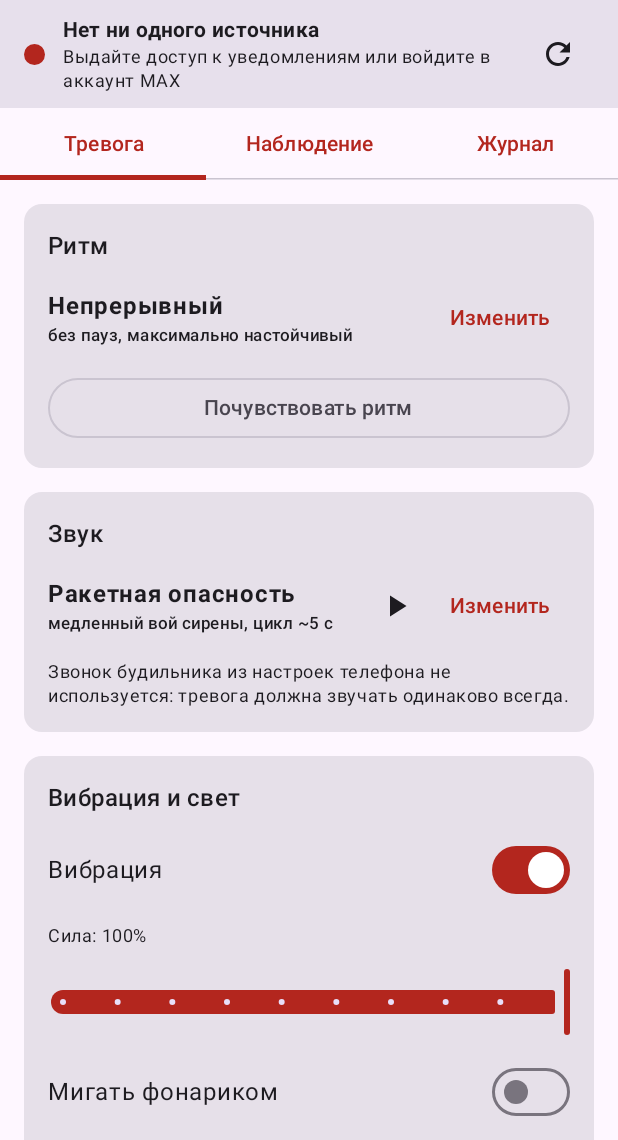
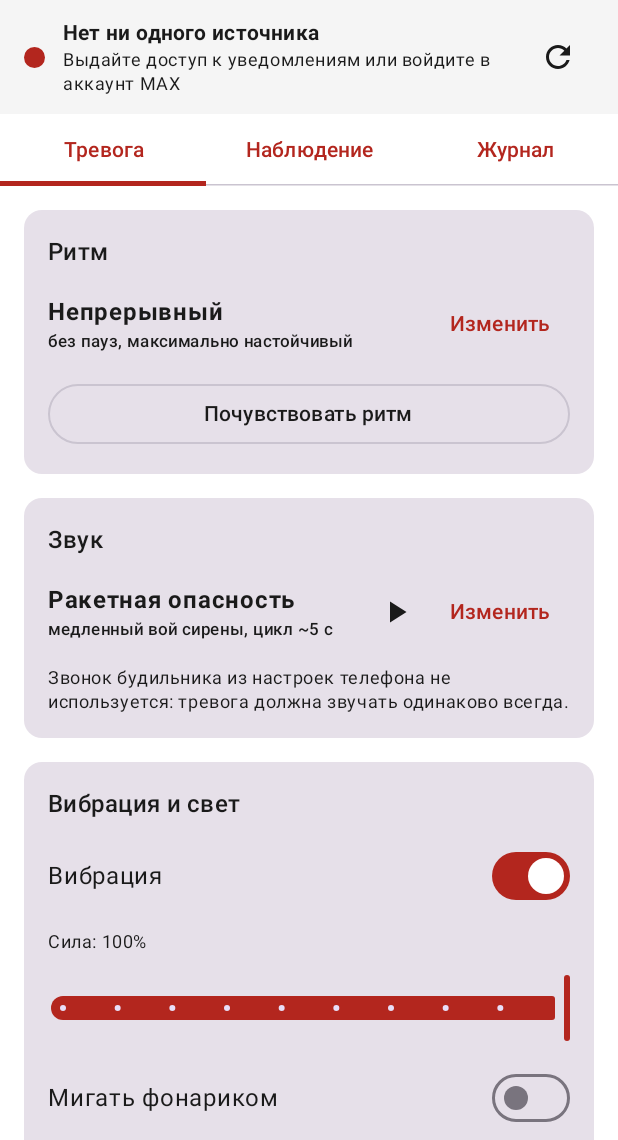
Before and after one commit to sexorcist00/max-alert-notifier, an Android app built with Jetpack Compose: the screen it shows after launch (MainActivity), on a phone screen of 412 x 824 dp, the part 96-1236 px from its top. Run offline under Robolectric (Android 15) with nearby library versions, the phone set to English and light mode, and no system bars; pictures from the network do not load.

Commit message:
refactor(android): three-layer design tokens, real dark theme, confirmed logout
Applied the design-system skill's token architecture. Colours and spacing were
literals written at each call site, which is why "red" differed between the card
and the notification and why dark mode was a two-colour afterthought.

- ui/Tokens.kt holds the primitive layer; the semantic layer maps it onto Material
  roles and an alert palette that light and dark fill differently; components ask
  for tokens by name (Spacing.lg, palette.statusWarn).
- Dark theme is now defined rather than inherited: lighter, less saturated
  variants, since inverted light values wash out on a phone at night.
- A test fails the build if a raw colour literal appears outside the token layer
  -- the Kotlin equivalent of the skill's token validator.

Also, from the ux rules: logging out silently disabled the second source, so it
now asks first and says what will be lost, and the destructive action is
separated from the ordinary ones instead of sitting among them.

Co-Authored-By: Claude Opus 5 <noreply@anthropic.com>
Claude-Session: https://claude.ai/code/session_01Fc6tsyzwBxCocjTYP6Ym7Z

```diff
--- a/android/app/src/main/java/ru/maxalert/notifier/MainActivity.kt
+++ b/android/app/src/main/java/ru/maxalert/notifier/MainActivity.kt
@@ -33,7 +33,9 @@ import androidx.compose.foundation.text.KeyboardOptions
 import androidx.compose.foundation.verticalScroll
 import androidx.compose.material3.Button
 import androidx.compose.material3.ButtonDefaults
+import androidx.compose.material3.AlertDialog
 import androidx.compose.material3.Card
+import androidx.compose.material3.AlertDialog
 import androidx.compose.material3.CardDefaults
 import androidx.compose.material3.ExperimentalMaterial3Api
 import androidx.compose.material.icons.Icons
@@ -76,6 +78,8 @@ import androidx.compose.ui.unit.dp
 import androidx.core.app.NotificationManagerCompat
 import kotlinx.coroutines.launch
 import androidx.compose.runtime.rememberCoroutineScope
+import ru.maxalert.notifier.ui.LocalAlertPalette
+import ru.maxalert.notifier.ui.Spacing
 import ru.maxalert.notifier.max.MaxLogin
 import ru.maxalert.notifier.max.MaxSession
 import java.text.SimpleDateFormat
@@ -160,7 +164,7 @@ private fun HomeScreen() {
                                 if (value) MaxWatchService.start(context) else MaxWatchService.stop(context)
                             },
                         )
-                        Spacer(Modifier.width(8.dp))
+                        Spacer(Modifier.width(Spacing.sm))
                     },
                 )
                 StatusStrip(settings) { tab = 1 }
@@ -181,8 +185,8 @@ private fun HomeScreen() {
                 .fillMaxSize()
                 .padding(padding)
                 .verticalScroll(rememberScrollState())
-                .padding(16.dp),
-            verticalArrangement = Arrangement.spacedBy(16.dp),
+                .padding(Spacing.lg),
+            verticalArrangement = Arrangement.spacedBy(Spacing.lg),
         ) {
             AlertStateCard()
             UpdateCard()
@@ -219,10 +223,11 @@ private fun StatusStrip(settings: AlertSettings, onClick: () -> Unit) {
         now = now,
     )
 
+    val palette = LocalAlertPalette.current
     val color = when (status.level) {
-        SessionStatus.Level.OK -> Color(0xFF2E7D32)
-        SessionStatus.Level.WARN -> Color(0xFFF9A825)
-        SessionStatus.Level.FAIL -> MaterialTheme.colorScheme.error
+        SessionStatus.Level.OK -> palette.statusOk
+        SessionStatus.Level.WARN -> palette.statusWarn
+        SessionStatus.Level.FAIL -> palette.statusFail
     }
 
     Row(
@@ -230,16 +235,16 @@ private fun StatusStrip(settings: AlertSettings, onClick: () -> Unit) {
             .fillMaxWidth()
             .background(MaterialTheme.colorScheme.surfaceVariant)
             .selectable(selected = false, onClick = onClick)
-            .padding(horizontal = 16.dp, vertical = 10.dp),
+            .padding(horizontal = Spacing.lg, vertical = Spacing.md),
         verticalAlignment = Alignment.CenterVertically,
     ) {
         Box(
             Modifier
-                .size(14.dp)
+                .size(Spacing.statusDot)
                 .clip(CircleShape)
                 .background(color)
         )
-        Spacer(Modifier.width(12.dp))
+        Spacer(Modifier.width(Spacing.md))
         Column(Modifier.weight(1f)) {
             Text(status.title, fontWeight = FontWeight.Bold, style = MaterialTheme.typography.bodyMedium)
             Text(status.detail, style = MaterialTheme.typography.bodySmall)
@@ -274,7 +279,7 @@ private fun AlertStateCard() {
         colors = CardDefaults.cardColors(containerColor = Color(state.level.colorArgb)),
         modifier = Modifier.fillMaxWidth(),
     ) {
-        Column(Modifier.padding(16.dp), verticalArrangement = Arrangement.spacedBy(8.dp)) {
+        Column(Modifier.padding(Spacing.lg), verticalArrangement = Arrangement.spacedBy(Spacing.sm)) {
             Text(
                 state.level.title,
                 color = Color(state.level.onColorArgb),
@@ -314,14 +319,14 @@ private fun UpdateCard() {
         colors = CardDefaults.cardColors(containerColor = MaterialTheme.colorScheme.secondaryContainer),
         modifier = Modifier.fillMaxWidth(),
     ) {
-        Column(Modifier.padding(16.dp), verticalArrangement = Arrangement.spacedBy(8.dp)) {
+        Column(Modifier.padding(Spacing.lg), verticalArrangement = Arrangement.spacedBy(Spacing.sm)) {
             Text("Есть версия ${release.version}", fontWeight = FontWeight.Bold)
             Text(
                 "Установлена ${BuildConfig.VERSION_NAME}. Обновление ставится системным " +
                     "установщиком — потребуется разрешение на установку из этого приложения.",
                 style = MaterialTheme.typography.bodySmall,
             )
-            Row(horizontalArrangement = Arrangement.spacedBy(8.dp)) {
+            Row(horizontalArrangement = Arrangement.spacedBy(Spacing.sm)) {
                 Button(
                     enabled = !downloading,
                     onClick = {
@@ -370,7 +375,7 @@ private fun AlarmTab(settings: AlertSettings, update: ((AlertSettings) -> AlertS
             onToggle = { patternsOpen = !patternsOpen },
         )
         AnimatedVisibility(visible = patternsOpen) {
-          Column(verticalArrangement = Arrangement.spacedBy(4.dp)) {
+          Column(verticalArrangement = Arrangement.spacedBy(Spacing.xs)) {
             Text(
                 "Один ритм задаёт звук, вибрацию и фонарик. Шаблоны взяты из стандартов: кто " +
                     "слышал пожарный извещатель, узнаёт сигнал без объяснений.",
@@ -405,7 +410,7 @@ private fun AlarmTab(settings: AlertSettings, update: ((AlertSettings) -> AlertS
             trailing = { PreviewButton(context, settings.soundUri) },
         )
         AnimatedVisibility(visible = soundsOpen) {
-          Column(verticalArrangement = Arrangement.spacedBy(4.dp)) {
+          Column(verticalArrangement = Arrangement.spacedBy(Spacing.xs)) {
             AlarmSounds.CATALOGUE.forEach { choice ->
             ChoiceRow(
                 selected = settings.soundUri == choice.uri,
@@ -643,11 +648,11 @@ private fun SetupCard(settings: AlertSettings) {
                 Row(verticalAlignment = Alignment.CenterVertically) {
                     Box(
                         Modifier
-                            .size(8.dp)
+                            .size(Spacing.bulletDot)
                             .clip(CircleShape)
                             .background(MaterialTheme.colorScheme.error)
                     )
-                    Spacer(Modifier.width(10.dp))
+                    Spacer(Modifier.width(Spacing.md))
                     Text(item, style = MaterialTheme.typography.bodyMedium)
                 }
             }
@@ -700,6 +705,37 @@ private fun DirectConnectionCard(
     var code by remember { mutableStateOf("") }
     var busy by remember { mutableStateOf(false) }
     var error by remember { mutableStateOf<String?>(null) }
+    var confirmLogout by remember { mutableStateOf(false) }
+
+    if (confirmLogout) {
+        AlertDialog(
+            onDismissRequest = { confirmLogout = false },
+            title = { Text("Выйти из аккаунта MAX?") },
+            text = {
+                Text(
+                    "Второй источник перестанет работать: тревога останется только на " +
+                        "уведомлениях МАКСа. Обратный вход — снова по SMS и только без VPN."
+                )
+            },
+            confirmButton = {
+                TextButton(
+                    onClick = {
+                        session.clear()
+                        ConnectionProbe.reset()
+                        MaxWatchService.stop(context)
+                        AppRefresh.bump()
+                        confirmLogout = false
+                    },
+                    colors = ButtonDefaults.textButtonColors(
+                        contentColor = MaterialTheme.colorScheme.error,
+                    ),
+                ) { Text("Выйти") }
+            },
+            dismissButton = {
+                TextButton(onClick = { confirmLogout = false }) { Text("Отмена") }
+            },
+        )
+    }
 
     SectionCard("Источник 2 · своё подключение к MAX") {
         Text(
@@ -727,13 +763,12 @@ private fun DirectConnectionCard(
                     else MaterialTheme.colorScheme.onSurface,
                 )
             }
-            OutlinedButton(
-                onClick = {
-                    session.clear()
-                    ConnectionProbe.reset()
-                    MaxWatchService.stop(context)
-                    AppRefresh.bump()
-                },
+            HorizontalDivider()
+            TextButton(
+                onClick = { confirmLogout = true },
+                colors = ButtonDefaults.textButtonColors(
+                    contentColor = MaterialTheme.colorScheme.error,
+                ),
                 modifier = Modifier.fillMaxWidth(),
             ) { Text("Выйти из аккаунта") }
         } else {
@@ -825,9 +860,9 @@ private fun LogTab() {
                                 imageVector = Icons.Filled.NotificationsActive,
                                 contentDescription = "Сработала тревога",
                                 tint = MaterialTheme.colorScheme.error,
-                                modifier = Modifier.size(18.dp),
+                                modifier = Modifier.size(Spacing.inlineIcon),
                             )
-                            Spacer(Modifier.width(6.dp))
+                            Spacer(Modifier.width(Spacing.xs))
                         }
                         Text(
                             "${format.format(Date(entry.time))}  ${entry.chat}",
@@ -853,7 +888,7 @@ private fun LogTab() {
 @Composable
 private fun SectionCard(title: String, content: @Composable () -> Unit) {
     Card(modifier = Modifier.fillMaxWidth()) {
-        Column(Modifier.padding(16.dp), verticalArrangement = Arrangement.spacedBy(12.dp)) {
+        Column(Modifier.padding(Spacing.lg), verticalArrangement = Arrangement.spacedBy(Spacing.md)) {
             Text(title, style = MaterialTheme.typography.titleMedium)
             content()
         }
--- a/android/app/src/main/java/ru/maxalert/notifier/Theme.kt
+++ b/android/app/src/main/java/ru/maxalert/notifier/Theme.kt
@@ -5,18 +5,55 @@ import androidx.compose.material3.MaterialTheme
 import androidx.compose.material3.darkColorScheme
 import androidx.compose.material3.lightColorScheme
 import androidx.compose.runtime.Composable
+import androidx.compose.runtime.CompositionLocalProvider
 import androidx.compose.ui.graphics.Color
+import ru.maxalert.notifier.ui.DarkAlertPalette
+import ru.maxalert.notifier.ui.LightAlertPalette
+import ru.maxalert.notifier.ui.LocalAlertPalette
+import ru.maxalert.notifier.ui.Primitives
 
-private val Red = Color(0xFFB3261E)
-private val RedDark = Color(0xFFFF6B60)
+/**
+ * The semantic layer of the token system.
+ *
+ * Both themes are defined together rather than one being derived from the other: dark mode
+ * needs lighter, less saturated variants to keep text contrast, and inverting light values
+ * produces surfaces that look right in a screenshot and wash out on a phone at night.
+ */
+private val LightColors = lightColorScheme(
+    primary = Color(Primitives.RED_700),
+    onPrimary = Color(Primitives.NEUTRAL_0),
+    error = Color(Primitives.RED_700),
+    onError = Color(Primitives.NEUTRAL_0),
+    background = Color(Primitives.NEUTRAL_0),
+    onBackground = Color(Primitives.NEUTRAL_900),
+    surface = Color(Primitives.NEUTRAL_0),
+    onSurface = Color(Primitives.NEUTRAL_900),
+    surfaceVariant = Color(Primitives.NEUTRAL_100),
+    onSurfaceVariant = Color(Primitives.NEUTRAL_900),
+)
 
-private val LightColors = lightColorScheme(primary = Red, error = Red)
-private val DarkColors = darkColorScheme(primary = RedDark, error = RedDark)
+private val DarkColors = darkColorScheme(
+    primary = Color(Primitives.RED_300),
+    onPrimary = Color(Primitives.NEUTRAL_900),
+    error = Color(Primitives.RED_300),
+    onError = Color(Primitives.NEUTRAL_900),
+    background = Color(Primitives.NEUTRAL_950),
+    onBackground = Color(Primitives.NEUTRAL_0),
+    surface = Color(Primitives.NEUTRAL_950),
+    onSurface = Color(Primitives.NEUTRAL_0),
+    surfaceVariant = Color(Primitives.NEUTRAL_850),
+    onSurfaceVariant = Color(Primitives.NEUTRAL_0),
+)
 
 @Composable
 fun MaxAlertTheme(content: @Composable () -> Unit) {
-    MaterialTheme(
-        colorScheme = if (isSystemInDarkTheme()) DarkColors else LightColors,
-        content = content,
-    )
+    val dark = isSystemInDarkTheme()
+    CompositionLocalProvider(
+        LocalAlertPalette provides if (dark) DarkAlertPalette else LightAlertPalette,
+    ) {
+        MaterialTheme(
+            colorScheme = if (dark) DarkColors else LightColors,
+            content = content,
+        )
+    }
 }
--- /dev/null
+++ b/android/app/src/main/java/ru/maxalert/notifier/ui/Tokens.kt
@@ -0,0 +1,76 @@
+package ru.maxalert.notifier.ui
+
+import androidx.compose.runtime.staticCompositionLocalOf
+import androidx.compose.ui.graphics.Color
+import androidx.compose.ui.unit.Dp
+import androidx.compose.ui.unit.dp
+
+/**
+ * Design tokens in three layers: primitive → semantic → component.
+ *
+ * The rule the layers exist to enforce: no component ever writes a raw colour. Before this
+ * file the alert colours lived as hex literals inside the screens, so "red" meant one thing
+ * in the card, another in the notification, and nothing at all in the dark theme. A unit
+ * test now fails the build if a raw Color(0xFF…) appears outside this file.
+ */
+
+/** Layer 1 — primitives. Raw values, named after what they are, never used directly by UI. */
+internal object Primitives {
+    const val RED_700 = 0xFFB3261E
+    const val ORANGE_800 = 0xFFE65100
+    const val AMBER_600 = 0xFFF9A825
+    const val GREEN_800 = 0xFF2E7D32
+    const val RED_300 = 0xFFFF6B60
+
+    const val NEUTRAL_0 = 0xFFFFFFFF
+    const val NEUTRAL_900 = 0xFF1A1A1A
+    const val NEUTRAL_950 = 0xFF121212
+    const val NEUTRAL_850 = 0xFF1E1E1E
+    const val NEUTRAL_100 = 0xFFF5F5F5
+}
+
+/**
+ * Layer 2 — semantic. What a colour is *for*, so light and dark can differ without any
+ * screen knowing about it.
+ */
+data class AlertPalette(
+    val statusOk: Color,
+    val statusWarn: Color,
+    val statusFail: Color,
+    val onStatus: Color,
+)
+
+/** Layer 3 — component tokens: spacing rhythm and sizes the components ask for by name. */
+object Spacing {
+    val hairline: Dp = 2.dp
+    val xs: Dp = 4.dp
+    val sm: Dp = 8.dp
+    val md: Dp = 12.dp
+    val lg: Dp = 16.dp
+    val xl: Dp = 24.dp
+    val xxl: Dp = 48.dp
+
+    /** Android's minimum touch target; anything tappable is at least this. */
+    val touchTarget: Dp = 48.dp
+    val statusDot: Dp = 14.dp
+    val bulletDot: Dp = 8.dp
+    val inlineIcon: Dp = 18.dp
+    val alarmButtonHeight: Dp = 96.dp
+}
+
+val LightAlertPalette = AlertPalette(
+    statusOk = Color(Primitives.GREEN_800),
+    statusWarn = Color(Primitives.AMBER_600),
+    statusFail = Color(Primitives.RED_700),
+    onStatus = Color(Primitives.NEUTRAL_0),
+)
+
+val DarkAlertPalette = AlertPalette(
+    // Dark mode uses lighter tonal variants rather than the same saturated hues.
+    statusOk = Color(0xFF66BB6A),
+    statusWarn = Color(0xFFFFCA28),
+    statusFail = Color(Primitives.RED_300),
+    onStatus = Color(Primitives.NEUTRAL_900),
+)
+
+val LocalAlertPalette = staticCompositionLocalOf { LightAlertPalette }
```
Also changed, not shown: android/app/src/main/java/ru/maxalert/notifier/AlarmActivity.kt (+6 -5 lines), 1 other file.
